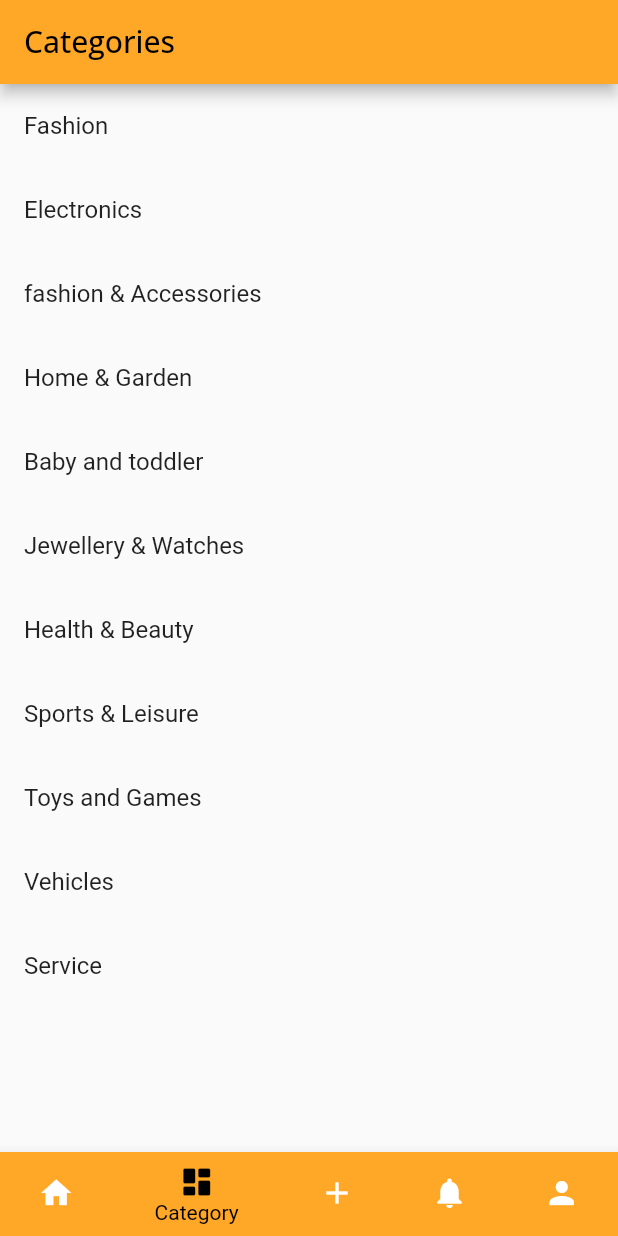
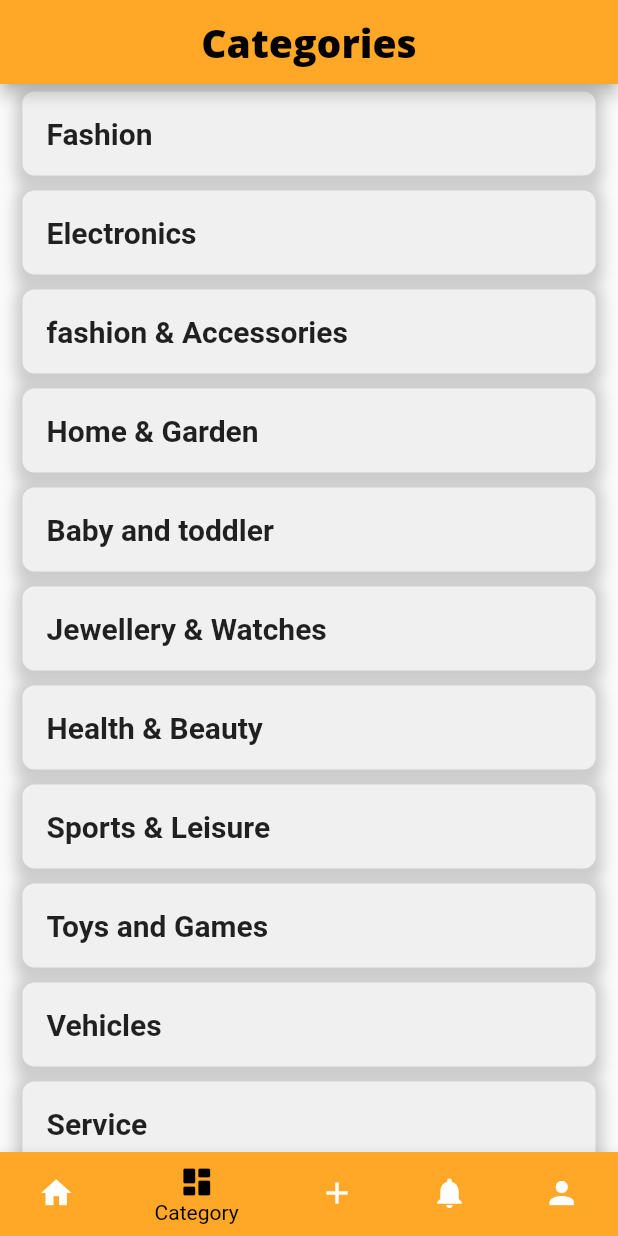
Before and after one commit to SudipRaaz/NewShop, a Flutter app: the screen it shows once a user with an empty profile is signed in, item 2 of the bottom bar chosen, on a phone screen of 412 x 824 dp. Run offline on Flutter 3.47's test engine with Material 2 defaults, Android fonts, the light colour scheme and no system bars; our stand-ins replace carousel_slider, cloud_firestore, firebase_auth, firebase_core, firebase_storage, flutter_rating_bar and 3 more; missing offline and left inert: flutter_khalti, multiple_stream_builder, store_redirect; accounts and stored records are empty.

Commit message:
decoration done

```diff
--- a/lib/components/profile_subPages/buy_Item.dart
+++ b/lib/components/profile_subPages/buy_Item.dart
@@ -263,7 +263,6 @@ class BuyDetail_Page extends StatelessWidget {
               actions: [
                 FlatButton(
                   // FlatButton widget is used to make a text to work like a button
-                  textColor: Colors.black,
                   onPressed: () {
                     Navigator.pop(context);
                   }, // function used to perform after pressing the button
--- a/lib/screen/category_page.dart
+++ b/lib/screen/category_page.dart
@@ -25,13 +25,30 @@ class Category extends StatelessWidget {
     return Scaffold(
       appBar: AppBar(
         backgroundColor: Colors.orange.shade400,
-        title: Text("Categories"),
+        title: const Text(
+          "Categories",
+          style: TextStyle(fontWeight: FontWeight.w800, fontSize: 26),
+        ),
+        centerTitle: true,
       ),
       body: ListView.builder(
         itemCount: entries.length,
         itemBuilder: (context, index) {
-          return ListTile(
-            title: GestureDetector(
+          return Padding(
+            padding: const EdgeInsets.symmetric(horizontal: 15, vertical: 5),
+            child: Container(
+              decoration: BoxDecoration(
+                  borderRadius: BorderRadius.circular(8),
+                  color: Colors.white70,
+                  boxShadow: [
+                    BoxShadow(
+                      color: Colors.grey.withOpacity(0.5),
+                      spreadRadius: 5,
+                      blurRadius: 7,
+                      offset: const Offset(0, 3),
+                    ),
+                  ]),
+              child: GestureDetector(
                 onTap: () {
                   String categoryName = entries[index].toString();
                   Navigator.push(
@@ -40,10 +57,16 @@ class Category extends StatelessWidget {
                           builder: (context) => Categorylist(
                                 categoryName: categoryName,
                               )));
-                  print('pressed on : $categoryName');
-                  print('hello text tapped');
                 },
-                child: Text('${entries[index]}')),
+                child: ListTile(
+                  title: Text(
+                    entries[index],
+                    style: const TextStyle(
+                        fontSize: 20, fontWeight: FontWeight.w600),
+                  ),
+                ),
+              ),
+            ),
           );
         },
       ),
--- a/lib/screen/profile.dart
+++ b/lib/screen/profile.dart
@@ -351,8 +351,10 @@ class _ProfileTile extends StatelessWidget {
         padding: const EdgeInsets.symmetric(horizontal: 30),
         height: 80,
         decoration: BoxDecoration(
-            border: Border.all(),
-            borderRadius: const BorderRadius.all(Radius.circular(12))),
+          color: Colors.orange.shade300,
+          border: Border.all(),
+          borderRadius: const BorderRadius.all(Radius.circular(12)),
+        ),
         child: Row(
           mainAxisAlignment: MainAxisAlignment.spaceBetween,
           children: [
--- a/lib/screen/sell.dart
+++ b/lib/screen/sell.dart
@@ -119,8 +119,7 @@ class _SellState extends State<Sell> {
                         height: 300,
                         width: 350,
                         decoration: const BoxDecoration(
-                            // image: DecorationImage(image: AssetImage('ass')),
-                            color: Colors.amberAccent,
+                            color: Color.fromARGB(255, 253, 183, 77),
                             borderRadius:
                                 BorderRadius.all(Radius.circular(15))),
                         child: _image != null
```
Also changed, not shown: lib/screen/home_page.dart (+43 -42 lines).
